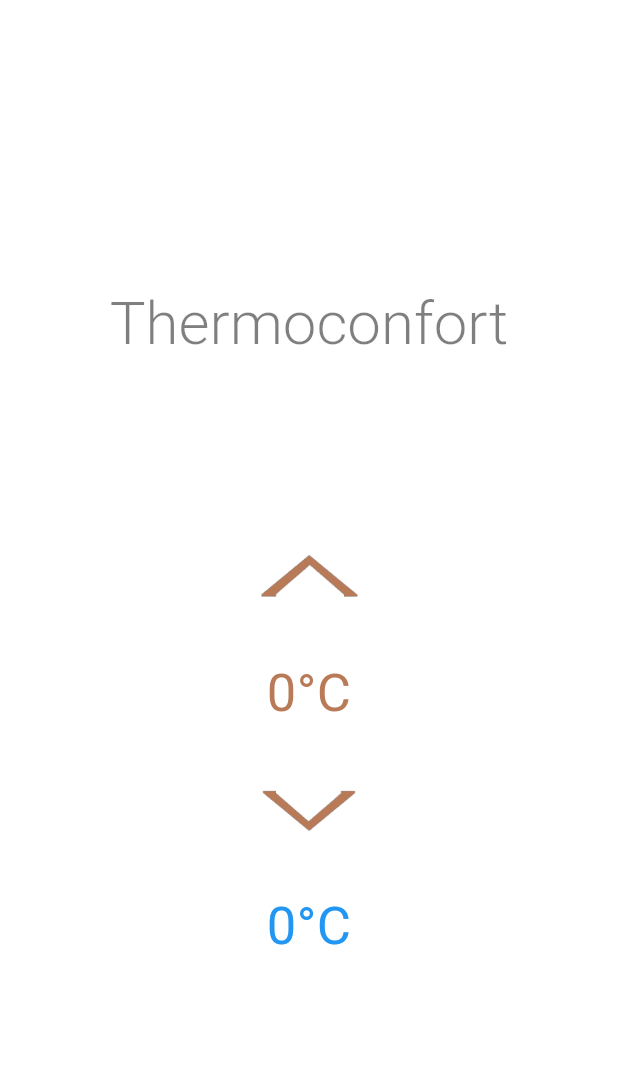
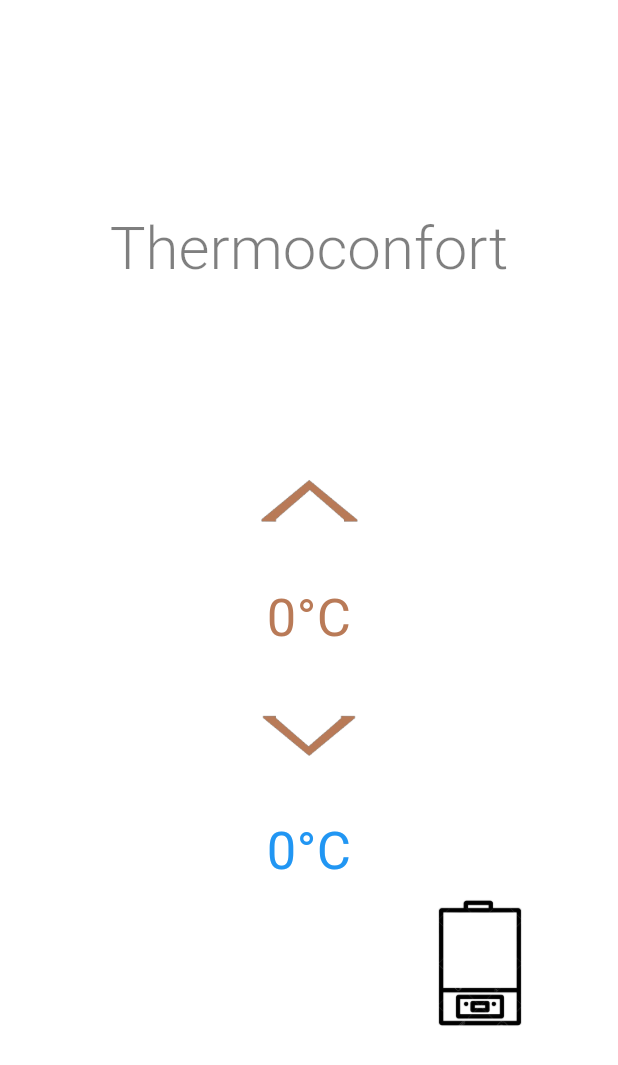
Before and after one commit to nourou21/THERMOCONFORT, a Flutter app: the ThermostatPage screen opened directly, on a phone screen of 412 x 824 dp. Shown: the top 1065 px of the screen. Run offline on Flutter 3.47's test engine with Material 3 defaults, Android fonts, the phone set to English and light mode, and no system bars; our stand-ins replace animated_text_kit, firebase_auth, firebase_core, firebase_database, flutter_feather_icons, geocoding and 7 more; accounts and stored records are empty.

Commit message:
very good

```diff
--- a/lib/inside app/Thermostat.dart
+++ b/lib/inside app/Thermostat.dart
@@ -20,13 +20,14 @@ class _ThermostatPageState extends State<ThermostatPage>
     with SingleTickerProviderStateMixin {
   late AnimationController _controller;
   late Animation<Color?> _animation;
-
+  bool isrelay = true;
   String thermostatName = 'Thermoconfort';
   int readTemp = 0;
   int temperature = 0;
 
   bool handButtonPressed = false;
   bool isDarkMode = false;
+
   Color backgroundColor = Colors.white;
 
   final databaseReference = FirebaseDatabase.instance.reference();
@@ -64,6 +65,21 @@ class _ThermostatPageState extends State<ThermostatPage>
         });
       } else {
         print('Invalid temperature value from the database');
+      }
+    });
+    // Listen to changes in relay status
+    databaseReference.child('project/relay').onValue.listen((event) {
+      final dynamic value = event.snapshot.value;
+      if (value == 'on') {
+        // If relay is on, show the fire image
+        setState(() {
+          isrelay = true;
+        });
+      } else {
+        // If relay is off, hide the fire image
+        setState(() {
+          isrelay = false;
+        });
       }
     });
   }
@@ -382,6 +398,33 @@ class _ThermostatPageState extends State<ThermostatPage>
                         ),
                         textAlign: TextAlign.center,
                       ),
+                      Row(
+                        children: [
+                          SizedBox(
+                            width: 250,
+                          ),
+                          Stack(
+                            children: [
+                              Image.asset(
+                                'assets/phone.png', // Second image
+                                width: 100,
+                                height: 100,
+                              ),
+                              Positioned(
+                                top: 20, // Adjust the position as needed
+                                left: 30, // Adjust the position as needed
+                                child: isrelay
+                                    ? Image.asset(
+                                        'assets/fire.png', // First image
+                                        width: 40,
+                                        height: 40,
+                                      )
+                                    : SizedBox(),
+                              ),
+                            ],
+                          ),
+                        ],
+                      ),
                     ],
                   ),
                 ),
--- a/pubspec.yaml
+++ b/pubspec.yaml
@@ -88,6 +88,7 @@ flutter:
     - assets/HAND.png
     - assets/PARA.png
     - assets/fire.png
+    - assets/phone.png
 
   # An image asset can refer to one or more resolution-specific "variants", see
   # https://flutter.dev/assets-and-images/#resolution-aware
```
Also changed, not shown: assets/phone.png (added).
